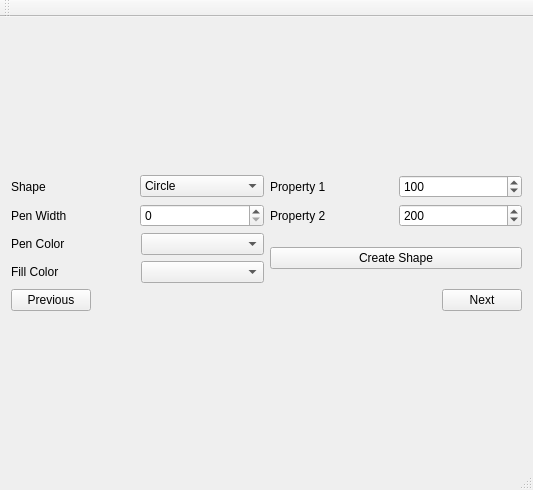
The window that shapes.ui (Moopsy1/COS3711-Shapes) describes before a commit, drawn with Qt 5.
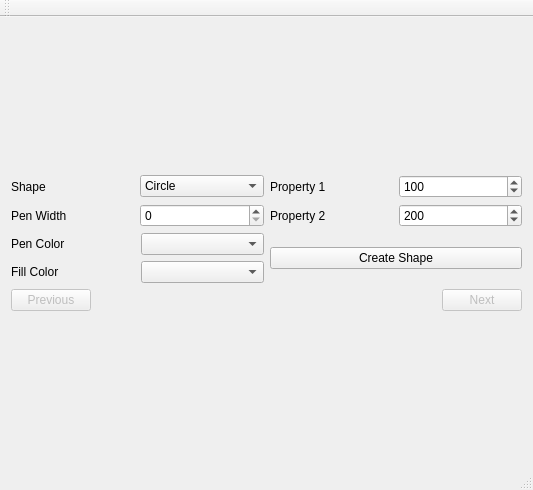
The same window after the commit.

Commit message:
implement function on next and previous buttons
the buttons now go to the next and previous entries in the shapes list
and displays them in the painter.

if the list is empty or we are at the last index the list is appended
if we are at any point inside of the list the shape is replaced with the
new details

Note: the functionality is a litte bit awkward when we try to replace
the last
Note2: for improved functionality we can update the values in the
dropdowns and the spinboxes, I dont think this is required in the scope
of the assignment.

The edit to the form file:
```diff
--- a/shapes.ui
+++ b/shapes.ui
@@ -149,7 +149,7 @@
         <item>
          <widget class="QPushButton" name="Previous">
           <property name="enabled">
-           <bool>true</bool>
+           <bool>false</bool>
           </property>
           <property name="text">
            <string>Previous</string>
@@ -186,6 +186,9 @@
         </item>
         <item>
          <widget class="QPushButton" name="Next">
+          <property name="enabled">
+           <bool>false</bool>
+          </property>
           <property name="text">
            <string>Next</string>
           </property>
```
The commit also changes 3 other files.
